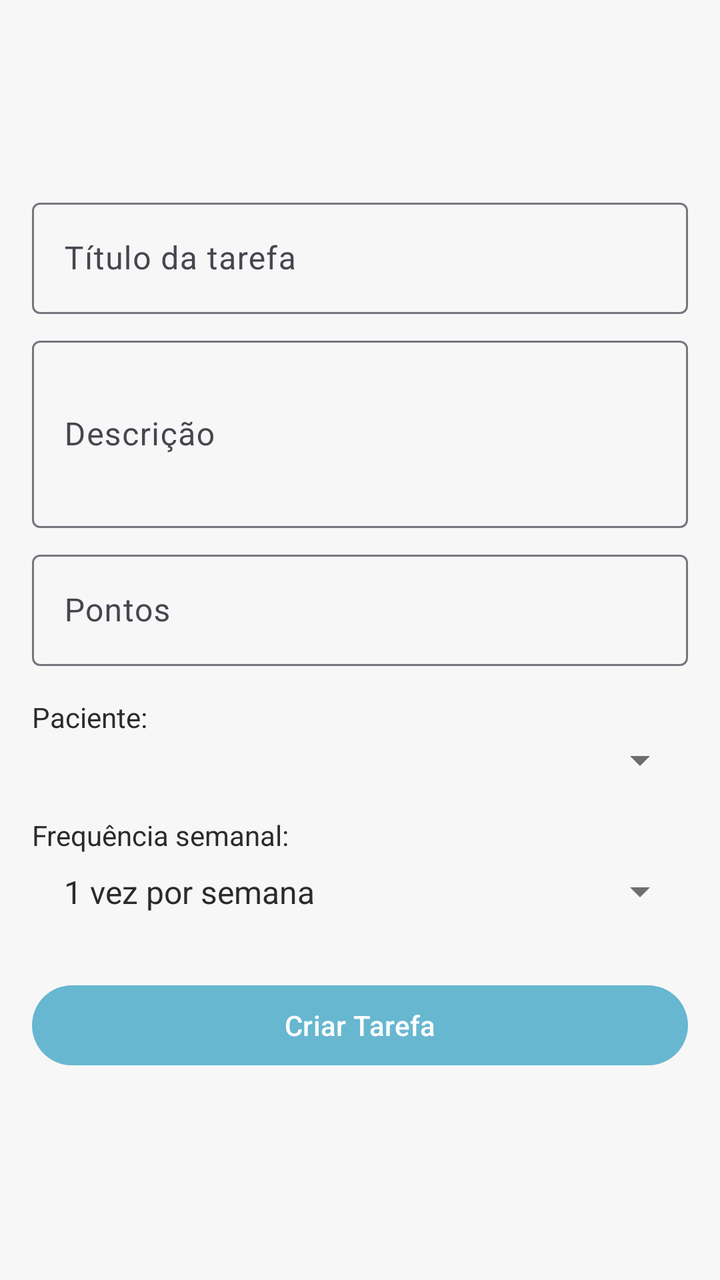
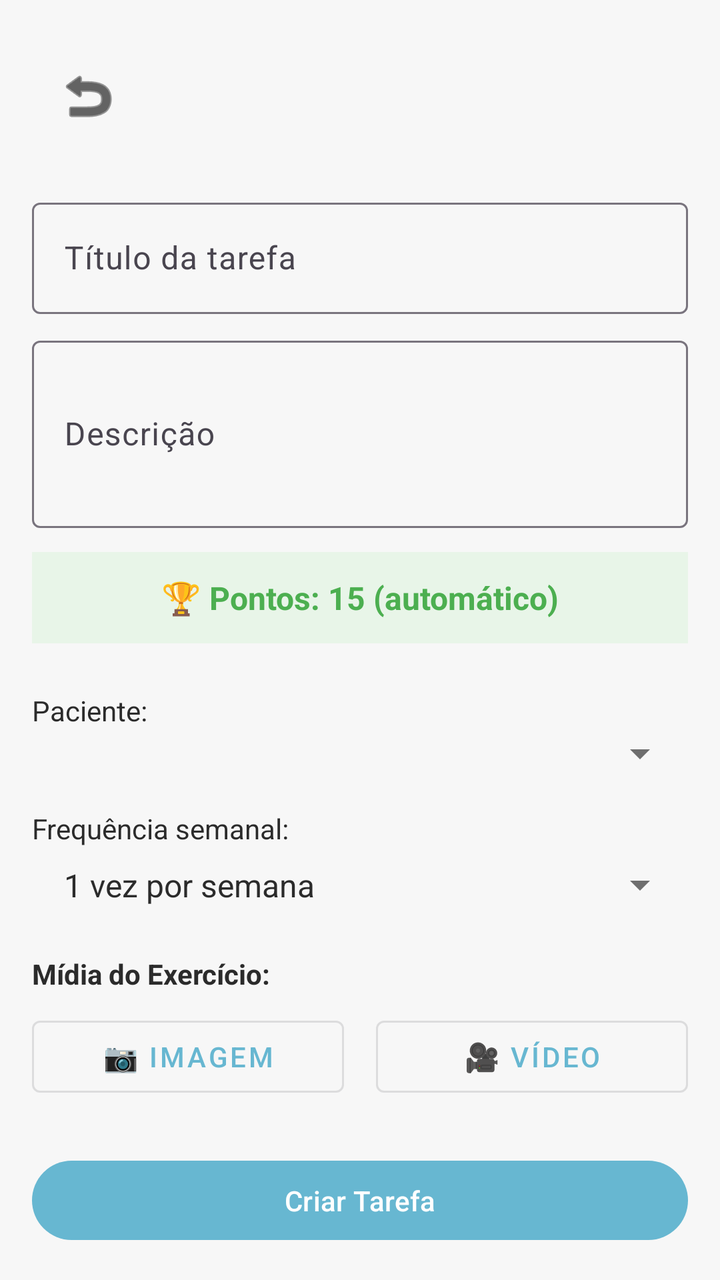

Two renders of the same Android screen: before a commit and after it. Below are the layout's source before the change and the commit's diff.
<!-- AndroidManifest.xml: application theme Theme.Testbackend -->
<!-- res/layout/activity_create_task.xml -->
<?xml version="1.0" encoding="utf-8"?>
<LinearLayout xmlns:android="http://schemas.android.com/apk/res/android"
    android:layout_width="match_parent"
    android:layout_height="match_parent"
    android:orientation="vertical"
    android:padding="16dp">

    <com.google.android.material.appbar.MaterialToolbar
        android:id="@+id/toolbar"
        android:layout_width="match_parent"
        android:layout_height="?attr/actionBarSize"
        android:title="Nova Tarefa" />

    <com.google.android.material.textfield.TextInputLayout
        android:layout_width="match_parent"
        android:layout_height="wrap_content"
        android:layout_marginTop="16dp">

        <com.google.android.material.textfield.TextInputEditText
            android:id="@+id/etTitle"
            android:layout_width="match_parent"
            android:layout_height="wrap_content"
            android:hint="Título da tarefa" />
    </com.google.android.material.textfield.TextInputLayout>

    <com.google.android.material.textfield.TextInputLayout
        android:layout_width="match_parent"
        android:layout_height="wrap_content"
        android:layout_marginTop="8dp">

        <com.google.android.material.textfield.TextInputEditText
            android:id="@+id/etDescription"
            android:layout_width="match_parent"
            android:layout_height="wrap_content"
            android:hint="Descrição"
            android:minLines="3" />
    </com.google.android.material.textfield.TextInputLayout>

    <com.google.android.material.textfield.TextInputLayout
        android:layout_width="match_parent"
        android:layout_height="wrap_content"
        android:layout_marginTop="8dp">

        <com.google.android.material.textfield.TextInputEditText
            android:id="@+id/etPoints"
            android:layout_width="match_parent"
            android:layout_height="wrap_content"
            android:hint="Pontos"
            android:inputType="number" />
    </com.google.android.material.textfield.TextInputLayout>

    <TextView
        android:layout_width="match_parent"
        android:layout_height="wrap_content"
        android:text="Paciente:"
        android:layout_marginTop="16dp" />

    <Spinner
        android:id="@+id/spPatient"
        android:layout_width="match_parent"
        android:layout_height="wrap_content"
        android:padding="8dp"/>

    <TextView
        android:layout_width="match_parent"
        android:layout_height="wrap_content"
        android:text="Frequência semanal:"
        android:layout_marginTop="16dp" />

    <Spinner
        android:id="@+id/spFrequency"
        android:layout_width="match_parent"
        android:layout_height="wrap_content"
        android:entries="@array/frequency_options"
        android:padding="8dp"/>

    <Button
        android:id="@+id/btnSave"
        android:layout_width="match_parent"
        android:layout_height="wrap_content"
        android:text="Criar Tarefa"
        android:layout_marginTop="24dp" />

</LinearLayout>
<!-- resources referenced by this layout -->
<resources>
  <string-array name="frequency_options">
          <item>1 vez por semana</item>
          <item>2 vezes por semana</item>
          <item>3 vezes por semana</item>
          <item>4 vezes por semana</item>
          <item>5 vezes por semana</item>
          <item>6 vezes por semana</item>
          <item>Todos os dias</item>
      </string-array>
  <style name="Theme.Testbackend" parent="Theme.SmartSaude" />
  <style name="Theme.SmartSaude" parent="Theme.Material3.DayNight.NoActionBar">
          
          <item name="colorPrimary">@color/primary</item>
          <item name="colorPrimaryVariant">@color/primary_variant</item>
          <item name="colorSecondary">@color/secondary_light</item>
          
          
          <item name="android:windowBackground">@color/app_background</item>
          <item name="android:colorBackground">@color/app_background</item>
          <item name="colorSurface">@color/card_background</item>
          
          
          <item name="android:textColor">@color/text_main</item>
          <item name="android:textColorPrimary">@color/text_main</item>
          <item name="android:textColorSecondary">@color/text_secondary</item>
          
          
          <item name="android:statusBarColor">@color/app_background</item>
          <item name="android:windowLightStatusBar" tools:targetApi="m">true</item>
      </style>
  <color name="primary">#67B7D1</color>
  <color name="primary_variant">#2C9CC3</color>
  <color name="secondary_light">#A9D9E8</color>
  <color name="app_background">#F7F7F7</color>
  <color name="card_background">#FFFFFF</color>
  <color name="text_main">#2B2B2B</color>
  <color name="text_secondary">#6E6E6E</color>
</resources>

<!-- the commit's change to res/layout/activity_create_task.xml (unified diff, before → after) -->
@@ -1,5 +1,6 @@
 <?xml version="1.0" encoding="utf-8"?>
 <LinearLayout xmlns:android="http://schemas.android.com/apk/res/android"
+    xmlns:app="http://schemas.android.com/apk/res-auto"
     android:layout_width="match_parent"
     android:layout_height="match_parent"
     android:orientation="vertical"
@@ -9,6 +10,8 @@
         android:id="@+id/toolbar"
         android:layout_width="match_parent"
         android:layout_height="?attr/actionBarSize"
+        app:navigationIcon="@android:drawable/ic_menu_revert"
+        app:navigationIconTint="@color/black"
         android:title="Nova Tarefa" />
 
     <com.google.android.material.textfield.TextInputLayout
@@ -36,18 +39,19 @@
             android:minLines="3" />
     </com.google.android.material.textfield.TextInputLayout>
 
-    <com.google.android.material.textfield.TextInputLayout
+    
+    <TextView
         android:layout_width="match_parent"
         android:layout_height="wrap_content"
-        android:layout_marginTop="8dp">
-
-        <com.google.android.material.textfield.TextInputEditText
-            android:id="@+id/etPoints"
-            android:layout_width="match_parent"
-            android:layout_height="wrap_content"
-            android:hint="Pontos"
-            android:inputType="number" />
-    </com.google.android.material.textfield.TextInputLayout>
+        android:text="🏆 Pontos: 15 (automático)"
+        android:textSize="16sp"
+        android:textStyle="bold"
+        android:textColor="#4CAF50"
+        android:layout_marginTop="12dp"
+        android:layout_marginBottom="8dp"
+        android:gravity="center"
+        android:background="#E8F5E8"
+        android:padding="12dp" />
 
     <TextView
         android:layout_width="match_parent"
@@ -74,6 +78,60 @@
         android:entries="@array/frequency_options"
         android:padding="8dp"/>
 
+    
+    <TextView
+        android:layout_width="match_parent"
+        android:layout_height="wrap_content"
+        android:text="Mídia do Exercício:"
+        android:layout_marginTop="16dp"
+        android:textStyle="bold" />
+
+    <LinearLayout
+        android:layout_width="match_parent"
+        android:layout_height="wrap_content"
+        android:orientation="horizontal"
+        android:layout_marginTop="8dp">
+
+        <Button
+            android:id="@+id/btnSelectImage"
+            android:layout_width="0dp"
+            android:layout_height="wrap_content"
+            android:layout_weight="1"
+            android:text="📷 Imagem"
+            android:layout_marginEnd="8dp"
+            style="@style/Widget.MaterialComponents.Button.OutlinedButton" />
+
+        <Button
+            android:id="@+id/btnSelectVideo"
+            android:layout_width="0dp"
+            android:layout_height="wrap_content"
+            android:layout_weight="1"
+            android:text="🎥 Vídeo"
+            android:layout_marginStart="8dp"
+            style="@style/Widget.MaterialComponents.Button.OutlinedButton" />
+
+    </LinearLayout>
+
+    
+    <ImageView
+        android:id="@+id/ivImagePreview"
+        android:layout_width="match_parent"
+        android:layout_height="120dp"
+        android:layout_marginTop="8dp"
+        android:scaleType="centerCrop"
+        android:visibility="gone"
+        android:background="#E0E0E0"
+        android:contentDescription="Preview da imagem" />
+
+    <TextView
+        android:id="@+id/tvVideoSelected"
+        android:layout_width="match_parent"
+        android:layout_height="wrap_content"
+        android:layout_marginTop="8dp"
+        android:text="Vídeo selecionado: nenhum"
+        android:textColor="#666666"
+        android:visibility="gone" />
+
     <Button
         android:id="@+id/btnSave"
         android:layout_width="match_parent"
<!-- resource entries referenced after the edit -->
@@ -9,6 +9,7 @@
           <item>6 vezes por semana</item>
           <item>Todos os dias</item>
       </string-array>
+  <color name="black">#000000</color>
   <style name="Theme.Testbackend" parent="Theme.SmartSaude" />
   <style name="Theme.SmartSaude" parent="Theme.Material3.DayNight.NoActionBar">
           
